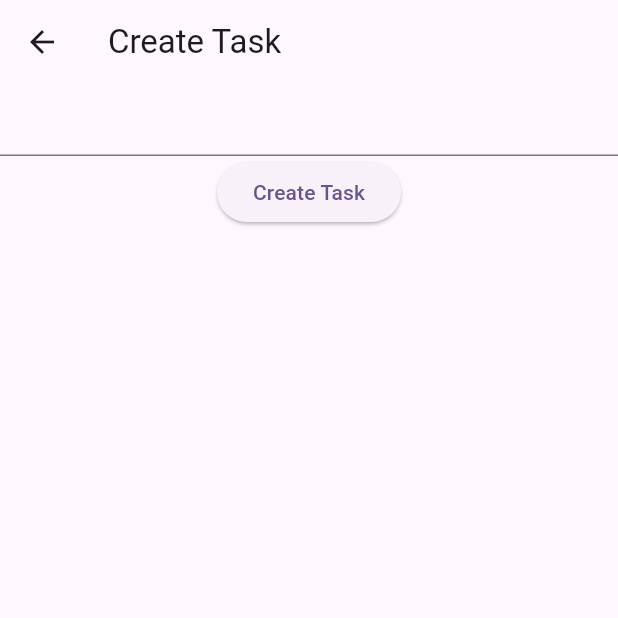
After one commit to MuhammadAliKust/API-Project, a Flutter app: the CreateTask screen opened directly, on a phone screen of 412 x 824 dp, the top half of it. The commit adds this screen. Run offline on Flutter 3.47's test engine with Material 3 defaults, Android fonts, the phone set to English and light mode, and no system bars; accounts and stored records are empty.

Commit message:
Task Create and get Done

```diff
--- a/lib/main.dart
+++ b/lib/main.dart
@@ -1,4 +1,5 @@
 import 'package:api_project/providers/user__token_provider.dart';
+import 'package:api_project/views/get_all_task.dart';
 import 'package:api_project/views/login.dart';
 import 'package:flutter/material.dart';
 import 'package:provider/provider.dart';
--- /dev/null
+++ b/lib/models/task.dart
@@ -0,0 +1,73 @@
+// To parse this JSON data, do
+//
+//     final taskModel = taskModelFromJson(jsonString);
+
+import 'dart:convert';
+
+TaskModel taskModelFromJson(String str) => TaskModel.fromJson(json.decode(str));
+
+String taskModelToJson(TaskModel data) => json.encode(data.toJson());
+
+class TaskModel {
+  final Task? task;
+  final String? message;
+  final bool? status;
+
+  TaskModel({
+    this.task,
+    this.message,
+    this.status,
+  });
+
+  factory TaskModel.fromJson(Map<String, dynamic> json) => TaskModel(
+    task: json["task"] == null ? null : Task.fromJson(json["task"]),
+    message: json["message"],
+    status: json["status"],
+  );
+
+  Map<String, dynamic> toJson() => {
+    "task": task?.toJson(),
+    "message": message,
+    "status": status,
+  };
+}
+
+class Task {
+  final String? description;
+  final bool? complete;
+  final String? owner;
+  final String? id;
+  final DateTime? createdAt;
+  final DateTime? updatedAt;
+  final int? v;
+
+  Task({
+    this.description,
+    this.complete,
+    this.owner,
+    this.id,
+    this.createdAt,
+    this.updatedAt,
+    this.v,
+  });
+
+  factory Task.fromJson(Map<String, dynamic> json) => Task(
+    description: json["description"],
+    complete: json["complete"],
+    owner: json["owner"],
+    id: json["_id"],
+    createdAt: json["createdAt"] == null ? null : DateTime.parse(json["createdAt"]),
+    updatedAt: json["updatedAt"] == null ? null : DateTime.parse(json["updatedAt"]),
+    v: json["__v"],
+  );
+
+  Map<String, dynamic> toJson() => {
+    "description": description,
+    "complete": complete,
+    "owner": owner,
+    "_id": id,
+    "createdAt": createdAt?.toIso8601String(),
+    "updatedAt": updatedAt?.toIso8601String(),
+    "__v": v,
+  };
+}
--- /dev/null
+++ b/lib/models/taskListing.dart
@@ -0,0 +1,97 @@
+// To parse this JSON data, do
+//
+//     final taskListingModel = taskListingModelFromJson(jsonString);
+
+import 'dart:convert';
+
+TaskListingModel taskListingModelFromJson(String str) => TaskListingModel.fromJson(json.decode(str));
+
+String taskListingModelToJson(TaskListingModel data) => json.encode(data.toJson());
+
+class TaskListingModel {
+  final List<Task>? tasks;
+  final int? totalPages;
+  final int? currentPage;
+  final int? count;
+
+  TaskListingModel({
+    this.tasks,
+    this.totalPages,
+    this.currentPage,
+    this.count,
+  });
+
+  factory TaskListingModel.fromJson(Map<String, dynamic> json) => TaskListingModel(
+    tasks: json["tasks"] == null ? [] : List<Task>.from(json["tasks"]!.map((x) => Task.fromJson(x))),
+    totalPages: json["totalPages"],
+    currentPage: json["currentPage"],
+    count: json["count"],
+  );
+
+  Map<String, dynamic> toJson() => {
+    "tasks": tasks == null ? [] : List<dynamic>.from(tasks!.map((x) => x.toJson())),
+    "totalPages": totalPages,
+    "currentPage": currentPage,
+    "count": count,
+  };
+}
+
+class Task {
+  final String? id;
+  final String? description;
+  final bool? complete;
+  final Owner? owner;
+  final DateTime? createdAt;
+  final DateTime? updatedAt;
+  final int? v;
+
+  Task({
+    this.id,
+    this.description,
+    this.complete,
+    this.owner,
+    this.createdAt,
+    this.updatedAt,
+    this.v,
+  });
+
+  factory Task.fromJson(Map<String, dynamic> json) => Task(
+    id: json["_id"],
+    description: json["description"],
+    complete: json["complete"],
+    owner: ownerValues.map[json["owner"]]!,
+    createdAt: json["createdAt"] == null ? null : DateTime.parse(json["createdAt"]),
+    updatedAt: json["updatedAt"] == null ? null : DateTime.parse(json["updatedAt"]),
+    v: json["__v"],
+  );
+
+  Map<String, dynamic> toJson() => {
+    "_id": id,
+    "description": description,
+    "complete": complete,
+    "owner": ownerValues.reverse[owner],
+    "createdAt": createdAt?.toIso8601String(),
+    "updatedAt": updatedAt?.toIso8601String(),
+    "__v": v,
+  };
+}
+
+enum Owner {
+  THE_67_A5_A9_B147_D66_E715766_C967
+}
+
+final ownerValues = EnumValues({
+  "67a5a9b147d66e715766c967": Owner.THE_67_A5_A9_B147_D66_E715766_C967
+});
+
+class EnumValues<T> {
+  Map<String, T> map;
+  late Map<T, String> reverseMap;
+
+  EnumValues(this.map);
+
+  Map<T, String> get reverse {
+    reverseMap = map.map((k, v) => MapEntry(v, k));
+    return reverseMap;
+  }
+}
--- /dev/null
+++ b/lib/views/create_task.dart
@@ -0,0 +1,55 @@
+import 'package:api_project/providers/user__token_provider.dart';
+import 'package:api_project/services/task.dart';
+import 'package:flutter/material.dart';
+import 'package:provider/provider.dart';
+
+class CreateTask extends StatefulWidget {
+  const CreateTask({super.key});
+
+  @override
+  State<CreateTask> createState() => _CreateTaskState();
+}
+
+class _CreateTaskState extends State<CreateTask> {
+  TextEditingController descriptionController= TextEditingController();
+  bool isLoading = false;
+  @override
+  Widget build(BuildContext context) {
+    var userProvider = Provider.of<UserProvider>(context);
+    return Scaffold(
+      appBar: AppBar(
+        title: Text("Create Task"),
+      ),
+      body: Column(children: [
+        TextField(controller: descriptionController,),
+        isLoading ? Center(child: CircularProgressIndicator(),)
+            :ElevatedButton(onPressed: ()async{
+              try{
+                isLoading = true;
+                setState(() {});
+                await TaskServices().createTask(
+                    description: descriptionController.text,
+                    token: userProvider.getToken().toString())
+                    .then((value){
+                      isLoading = false;
+                      setState(() {});
+                      showDialog(context: context, builder: (BuildContext context) {
+                        return AlertDialog(
+                          content: Text("Create Successfully"),
+                          actions: [
+                            TextButton(onPressed: (){}, child:Text("Okay"))
+                          ],
+                        );
+                      },);
+                });
+              }catch(e){
+                isLoading = false;
+                setState(() {});
+                ScaffoldMessenger.of(context)
+                .showSnackBar(SnackBar(content: Text(e.toString())));
+              }
+        }, child: Text("Create Task"))
+      ],),
+    );
+  }
+}
--- a/lib/views/login.dart
+++ b/lib/views/login.dart
@@ -1,5 +1,6 @@
 import 'package:api_project/providers/user__token_provider.dart';
 import 'package:api_project/services/auth.dart';
+import 'package:api_project/views/get_all_task.dart';
 import 'package:api_project/views/profile.dart';
 import 'package:api_project/views/register.dart';
 import 'package:flutter/material.dart';
@@ -44,7 +45,7 @@ class _LoginState extends State<Login> {
                                   content: Text("${userDate.user!.name.toString()} Logged in Successfully"),
                                   actions: [
                                     TextButton(onPressed: (){
-                                      Navigator.push(context, MaterialPageRoute(builder: (context)=> Profile()));
+                                      Navigator.push(context, MaterialPageRoute(builder: (context)=> GetAllTask()));
                                     }, child: Text("Okay"))
                                   ],
                                 );
```
Also changed, not shown: lib/services/task.dart (added, +167 -0 lines), lib/views/get_all_task.dart (added, +41 -0 lines).
